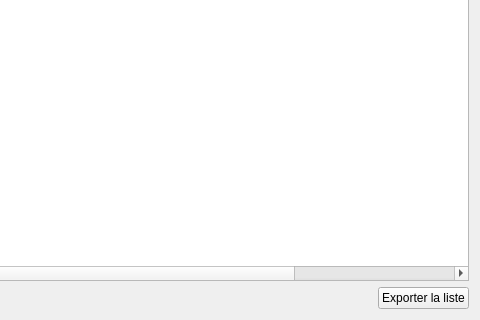
This is src/ui/tabs/list2_tab.ui in seigneurfuo/MyAnimeManager3 as Qt 5 draws it before an edit; both pictures show x 370 to 850 and y 226 to 546 of the 850 by 546 pixel window. The edited form follows.
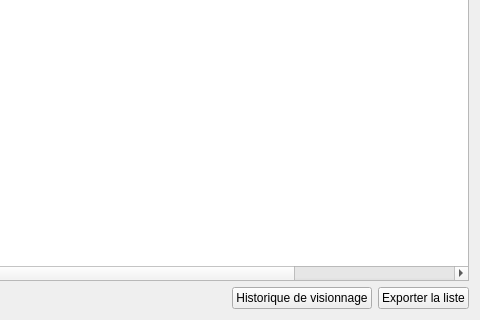
This is the edited form. Icons and pictures are not drawn.

Commit message: Ajout d'un bouton pour afficher l'historique de visionnage sur la liste2.

```diff
--- a/src/ui/tabs/list2_tab.ui
+++ b/src/ui/tabs/list2_tab.ui
@@ -96,6 +96,17 @@
        </property>
       </spacer>
      </item>
+     <item>
+      <widget class="QPushButton" name="pushButton_2">
+       <property name="text">
+        <string>Historique de visionnage</string>
+       </property>
+       <property name="icon">
+        <iconset>
+         <normaloff>../../resources/icons/film-timeline.png</normaloff>../../resources/icons/film-timeline.png</iconset>
+       </property>
+      </widget>
+     </item>
      <item>
       <widget class="QPushButton" name="pushButton">
        <property name="text">
```
The commit also changes 3 other files.
